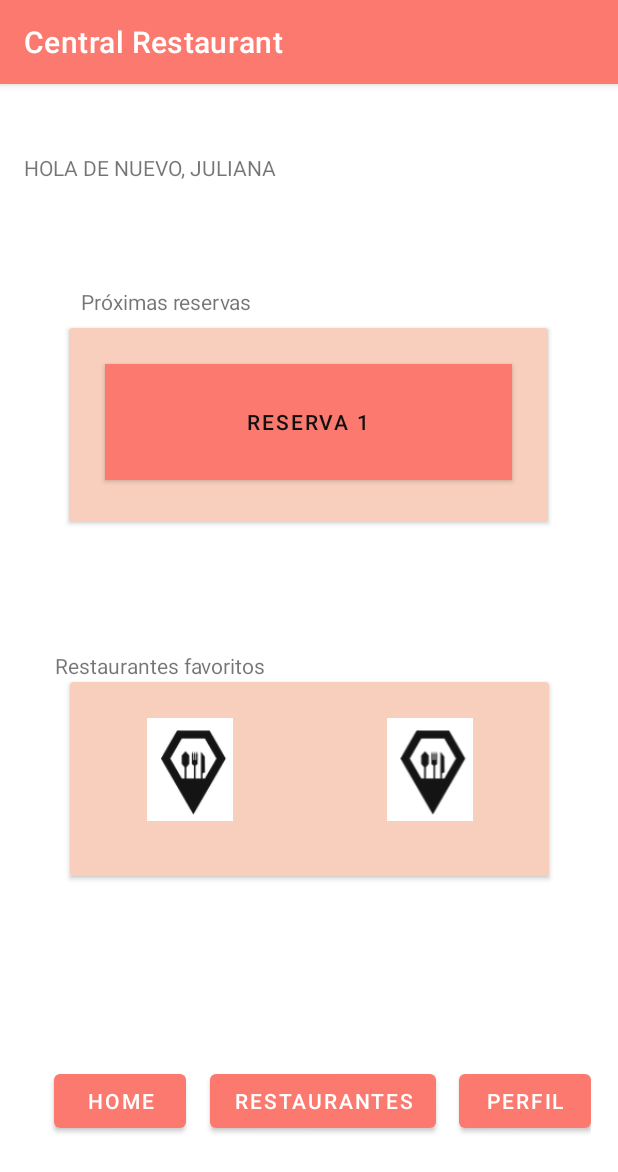
After one commit to Matiusbedoo/ProyectCM20231-Gr03, an Android app: the fragment HomeClientFragment shown on its own in the app's theme, on a phone screen of 412 x 824 dp. The commit adds this screen. Shown: the top 1172 px of the screen. Run offline under Robolectric (Android 15) with nearby library versions, the phone set to English and light mode, and no system bars.

Commit message:
Client home

```diff
--- /dev/null
+++ b/ProyectoGr03/src/main/java/co/edu/udea/proyecto20231_gr03/HomeClientFragment.kt
@@ -0,0 +1,59 @@
+package co.edu.udea.proyecto20231_gr03
+
+import android.os.Bundle
+import androidx.fragment.app.Fragment
+import android.view.LayoutInflater
+import android.view.View
+import android.view.ViewGroup
+
+// TODO: Rename parameter arguments, choose names that match
+// the fragment initialization parameters, e.g. ARG_ITEM_NUMBER
+private const val ARG_PARAM1 = "param1"
+private const val ARG_PARAM2 = "param2"
+
+/**
+ * A simple [Fragment] subclass.
+ * Use the [HomeClientFragment.newInstance] factory method to
+ * create an instance of this fragment.
+ */
+class HomeClientFragment : Fragment() {
+    // TODO: Rename and change types of parameters
+    private var param1: String? = null
+    private var param2: String? = null
+
+    override fun onCreate(savedInstanceState: Bundle?) {
+        super.onCreate(savedInstanceState)
+        arguments?.let {
+            param1 = it.getString(ARG_PARAM1)
+            param2 = it.getString(ARG_PARAM2)
+        }
+    }
+
+    override fun onCreateView(
+        inflater: LayoutInflater, container: ViewGroup?,
+        savedInstanceState: Bundle?
+    ): View? {
+        // Inflate the layout for this fragment
+        return inflater.inflate(R.layout.fragment_home_client, container, false)
+    }
+
+    companion object {
+        /**
+         * Use this factory method to create a new instance of
+         * this fragment using the provided parameters.
+         *
+         * @param param1 Parameter 1.
+         * @param param2 Parameter 2.
+         * @return A new instance of fragment HomeClientFragment.
+         */
+        // TODO: Rename and change types and number of parameters
+        @JvmStatic
+        fun newInstance(param1: String, param2: String) =
+            HomeClientFragment().apply {
+                arguments = Bundle().apply {
+                    putString(ARG_PARAM1, param1)
+                    putString(ARG_PARAM2, param2)
+                }
+            }
+    }
+}
--- /dev/null
+++ b/ProyectoGr03/src/main/res/layout/fragment_home_client.xml
@@ -0,0 +1,187 @@
+<?xml version="1.0" encoding="utf-8"?>
+<FrameLayout xmlns:android="http://schemas.android.com/apk/res/android"
+    xmlns:app="http://schemas.android.com/apk/res-auto"
+    xmlns:tools="http://schemas.android.com/tools"
+    android:layout_width="match_parent"
+    android:layout_height="match_parent"
+    tools:context=".HomeClientFragment">
+
+    <androidx.constraintlayout.widget.ConstraintLayout
+        android:id="@+id/constraintLayout"
+        android:layout_width="match_parent"
+        android:layout_height="match_parent"
+        android:gravity="center"
+        app:layout_constraintBottom_toBottomOf="parent"
+        app:layout_constraintEnd_toEndOf="parent"
+        app:layout_constraintStart_toStartOf="parent"
+        app:layout_constraintTop_toTopOf="parent">
+
+        <TextView
+            android:id="@+id/welcome_text"
+            android:layout_width="wrap_content"
+            android:layout_height="wrap_content"
+            android:text="HOLA DE NUEVO, JULIANA"
+            app:layout_constraintBottom_toBottomOf="parent"
+            app:layout_constraintEnd_toEndOf="parent"
+            app:layout_constraintHorizontal_bias="0.065"
+            app:layout_constraintStart_toStartOf="parent"
+            app:layout_constraintTop_toTopOf="parent"
+            app:layout_constraintVertical_bias="0.061" />
+
+        <androidx.constraintlayout.widget.ConstraintLayout
+            android:id="@+id/constraintLayout2"
+            android:layout_width="359dp"
+            android:layout_height="209dp"
+            app:layout_constraintBottom_toBottomOf="parent"
+            app:layout_constraintEnd_toEndOf="parent"
+            app:layout_constraintHorizontal_bias="0.491"
+            app:layout_constraintStart_toStartOf="parent"
+            app:layout_constraintTop_toTopOf="parent"
+            app:layout_constraintVertical_bias="0.22">
+
+            <TextView
+                android:id="@+id/textView4"
+                android:layout_width="wrap_content"
+                android:layout_height="wrap_content"
+                android:text="Próximas reservas"
+                app:layout_constraintBottom_toBottomOf="parent"
+                app:layout_constraintEnd_toEndOf="parent"
+                app:layout_constraintHorizontal_bias="0.113"
+                app:layout_constraintStart_toStartOf="parent"
+                app:layout_constraintTop_toTopOf="parent"
+                app:layout_constraintVertical_bias="0.068"></TextView>
+
+            <androidx.cardview.widget.CardView
+                android:layout_width="319dp"
+                android:layout_height="129dp"
+                android:layout_margin="@dimen/internal_margin"
+                app:cardBackgroundColor="#F8CEBC"
+                app:layout_constraintBottom_toBottomOf="parent"
+                app:layout_constraintEnd_toEndOf="parent"
+                app:layout_constraintStart_toStartOf="parent"
+                app:layout_constraintTop_toTopOf="parent">
+
+                <LinearLayout
+                    android:layout_width="match_parent"
+                    android:layout_height="match_parent"
+                    android:orientation="vertical">
+
+                    <Button
+                        android:id="@+id/reservationButton"
+                        android:layout_width="match_parent"
+                        android:layout_height="77dp"
+                        android:layout_margin="@dimen/internal_margin"
+                        android:background="#FFFFFF"
+                        android:text="Reserva 1"
+                        android:textColor="#101010" />
+
+
+                </LinearLayout>
+            </androidx.cardview.widget.CardView>
+        </androidx.constraintlayout.widget.ConstraintLayout>
+
+        <androidx.constraintlayout.widget.ConstraintLayout
+            android:id="@+id/constraintLayout3"
+            android:layout_width="363dp"
+            android:layout_height="191dp"
+            app:layout_constraintBottom_toBottomOf="parent"
+            app:layout_constraintEnd_toEndOf="parent"
+            app:layout_constraintStart_toStartOf="parent"
+            app:layout_constraintTop_toBottomOf="@+id/constraintLayout2"
+            app:layout_constraintVertical_bias="0.145">
+
+            <TextView
+                android:id="@+id/textView2"
+                android:layout_width="wrap_content"
+                android:layout_height="wrap_content"
+                android:text="Restaurantes favoritos"
+                app:layout_constraintBottom_toBottomOf="parent"
+                app:layout_constraintEnd_toEndOf="parent"
+                app:layout_constraintHorizontal_bias="0.053"
+                app:layout_constraintStart_toStartOf="parent"
+                app:layout_constraintTop_toTopOf="parent"
+                app:layout_constraintVertical_bias="0.061" />
+
+            <androidx.cardview.widget.CardView
+                android:layout_width="319dp"
+                android:layout_height="129dp"
+                android:layout_margin="@dimen/internal_margin"
+                app:cardBackgroundColor="#F8CEBC"
+                app:layout_constraintBottom_toBottomOf="parent"
+                app:layout_constraintEnd_toEndOf="parent"
+                app:layout_constraintStart_toStartOf="parent"
+                app:layout_constraintTop_toTopOf="parent">
+
+                <LinearLayout
+                    android:layout_width="match_parent"
+                    android:layout_height="match_parent"
+                    android:orientation="horizontal">
+
+
+                    <ImageView
+                        android:id="@+id/restaurantImage1"
+                        android:layout_width="match_parent"
+                        android:layout_height="wrap_content"
+                        android:layout_margin="24dp"
+                        android:layout_weight="1"
+                        android:src="@mipmap/restaurant" />
+
+                    <ImageView
+                        android:id="@+id/restaurantImage2"
+                        android:layout_width="match_parent"
+                        android:layout_height="wrap_content"
+                        android:layout_margin="24dp"
+                        android:layout_weight="1"
+                        android:src="@mipmap/restaurant" />
+                </LinearLayout>
+            </androidx.cardview.widget.CardView>
+        </androidx.constraintlayout.widget.ConstraintLayout>
+
+        <androidx.constraintlayout.widget.ConstraintLayout
+            android:layout_width="375dp"
+            android:layout_height="61dp"
+            app:layout_constraintBottom_toBottomOf="parent"
+            app:layout_constraintEnd_toEndOf="parent"
+            app:layout_constraintStart_toStartOf="parent"
+            app:layout_constraintTop_toBottomOf="@+id/constraintLayout3"
+            app:layout_constraintVertical_bias="0.6">
+
+            <Button
+                android:id="@+id/homeButton"
+                android:layout_width="wrap_content"
+                android:layout_height="wrap_content"
+                android:text="Home"
+                app:layout_constraintBottom_toBottomOf="parent"
+                app:layout_constraintEnd_toEndOf="parent"
+                app:layout_constraintHorizontal_bias="0.061"
+                app:layout_constraintStart_toStartOf="parent"
+                app:layout_constraintTop_toTopOf="parent" />
+
+            <Button
+                android:id="@+id/restaurantMenu"
+                android:layout_width="wrap_content"
+                android:layout_height="wrap_content"
+                android:text="Restaurantes"
+                app:layout_constraintBottom_toBottomOf="parent"
+                app:layout_constraintEnd_toEndOf="parent"
+                app:layout_constraintHorizontal_bias="0.132"
+                app:layout_constraintStart_toEndOf="@+id/homeButton"
+                app:layout_constraintTop_toTopOf="parent" />
+
+            <Button
+                android:id="@+id/profileButton"
+                android:layout_width="wrap_content"
+                android:layout_height="wrap_content"
+                android:layout_marginStart="15dp"
+                android:text="Perfil"
+                app:layout_constraintBottom_toBottomOf="parent"
+                app:layout_constraintEnd_toEndOf="parent"
+                app:layout_constraintHorizontal_bias="0.272"
+                app:layout_constraintStart_toEndOf="@+id/restaurantMenu"
+                app:layout_constraintTop_toTopOf="parent" />
+        </androidx.constraintlayout.widget.ConstraintLayout>
+
+    </androidx.constraintlayout.widget.ConstraintLayout>
+
+
+</FrameLayout>
--- a/ProyectoGr03/src/main/res/layout/fragment_login.xml
+++ b/ProyectoGr03/src/main/res/layout/fragment_login.xml
@@ -14,11 +14,12 @@
         android:layout_height="wrap_content"
         android:layout_margin="@dimen/default_margin"
         android:contentDescription="@string/logo_desc"
+        android:src="@mipmap/central_restaurant1"
         app:layout_constraintBottom_toTopOf="@+id/constraintLayout"
         app:layout_constraintEnd_toEndOf="parent"
         app:layout_constraintStart_toStartOf="parent"
         app:layout_constraintTop_toTopOf="parent"
-        tools:src="@tools:sample/avatars" />
+ />
 
     <Button
         android:id="@+id/enterButton"
--- a/ProyectoGr03/src/main/res/values/strings.xml
+++ b/ProyectoGr03/src/main/res/values/strings.xml
@@ -9,4 +9,6 @@
     <string name="clienteButton">Soy una persona</string>
     <string name="restaurantButton">Soy un restaurante</string>
     <string name="userTypeText">¿Qué tipo de usuario eres?</string>
+    <!-- TODO: Remove or change this placeholder text -->
+    <string name="hello_blank_fragment">Hello blank fragment</string>
 </resources>
```
Also changed, not shown: ProyectoGr03/src/main/res/mipmap-hdpi/central_restaurant1.png (added), ProyectoGr03/src/main/res/mipmap-hdpi/central_restaurant_2.png (added), ProyectoGr03/src/main/res/mipmap-hdpi/restaurant.png (added).
